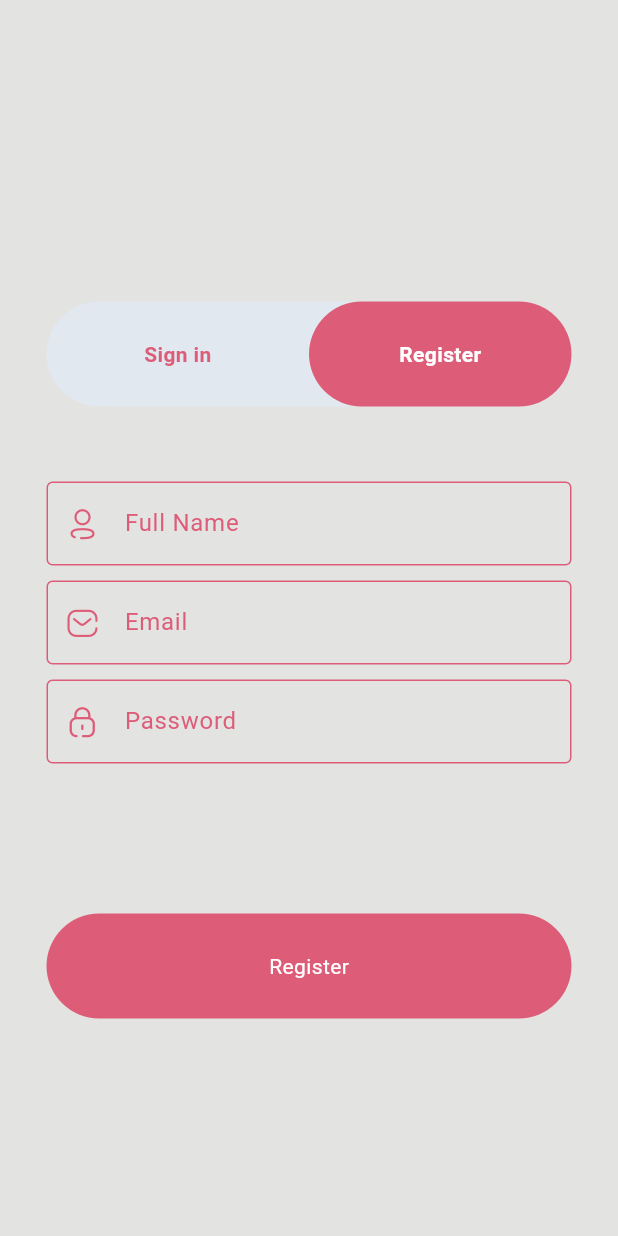
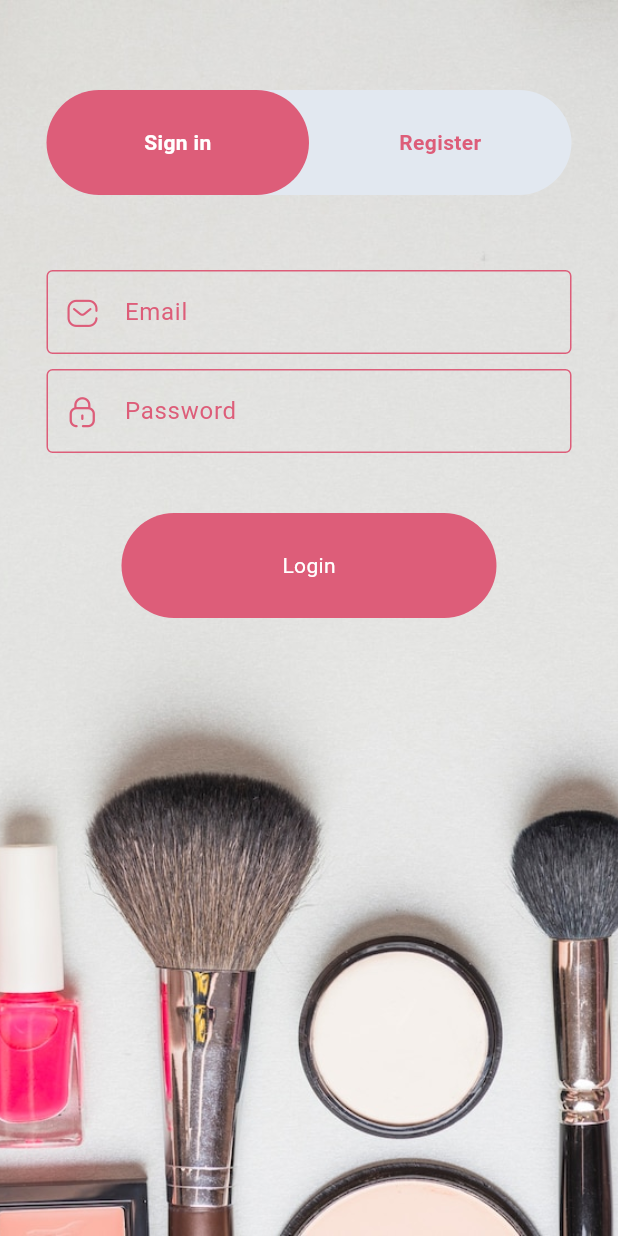
Before and after one commit to MohamedOsama012/Marcelina, a Flutter app: the screen it shows after launch, after a tap on "Sign in", on a phone screen of 412 x 824 dp. Run offline on Flutter 3.47's test engine with Material 3 defaults, Android fonts, the phone set to English and light mode, and no system bars; our stand-ins replace google_fonts, hexcolor.

Commit message:
some changes

```diff
--- a/lib/layouts/app_layout_screen.dart
+++ b/lib/layouts/app_layout_screen.dart
@@ -2,6 +2,7 @@ import 'package:flutter/material.dart';
 import 'package:hexcolor/hexcolor.dart';
 import 'package:google_fonts/google_fonts.dart';
 import 'package:marcelina/shared/components/constants.dart';
+import 'package:marcelina/shared/styles/color.dart';
 
 class LayoutScreen extends StatelessWidget {
   const LayoutScreen({super.key});
--- a/lib/modules/login/login_screen.dart
+++ b/lib/modules/login/login_screen.dart
@@ -12,7 +12,6 @@ class LoginScreen extends StatefulWidget {
   State<LoginScreen> createState() => _LoginScreenState();
 }
 
-
 class _LoginScreenState extends State<LoginScreen> {
   bool _isSignInSelected = true;
   final _signInFormKey = GlobalKey<FormState>();
@@ -21,19 +20,36 @@ class _LoginScreenState extends State<LoginScreen> {
   final _passwordSignInController = TextEditingController();
   final _emailRegisterController = TextEditingController();
   final _passwordRegisterController = TextEditingController();
+  final _confirmPasswordRegisterController = TextEditingController();
   final _nameRegisterController = TextEditingController();
 
   @override
   Widget build(BuildContext context) {
     return Scaffold(
-      backgroundColor: HexColor('#e3e3e1'),
+      resizeToAvoidBottomInset: false,
+      extendBodyBehindAppBar: true,
       appBar: AppBar(
-        backgroundColor: HexColor('#e3e3e1') ,
+        backgroundColor: Colors.transparent,
+        elevation: 0,
       ),
-      body: Center(
-        child: SingleChildScrollView(
+      body: Stack(
+        fit: StackFit.expand,
+        children: [
+          // Background Image
+          Container(
+            decoration: const BoxDecoration(
+              image: DecorationImage(
+                image: AssetImage('assets/images/bk6.jpg'),
+                fit: BoxFit.cover,
+              ),
+            ),
+          ),
+          SingleChildScrollView(
+            child: Padding(
+              padding: const EdgeInsets.symmetric(horizontal: 20),
               child: Column(
                 children: [
+                  const SizedBox(height: 60),
                   Container(
                     width: 350,
                     height: 70,
@@ -65,7 +81,7 @@ class _LoginScreenState extends State<LoginScreen> {
                                 onTap: () {
                                   FocusScope.of(context).unfocus();
                                   setState(() {
-                                _isSignInSelected = !_isSignInSelected;
+                                    _isSignInSelected = true;
                                   });
                                 },
                                 behavior: HitTestBehavior.opaque,
@@ -74,7 +90,9 @@ class _LoginScreenState extends State<LoginScreen> {
                                     child: Text(
                                       "Sign in",
                                       style: TextStyle(
-                                    color: _isSignInSelected ?Colors.white:  primaryColor ,
+                                        color: _isSignInSelected
+                                            ? Colors.white
+                                            : primaryColor,
                                         fontWeight: FontWeight.bold,
                                       ),
                                     ),
@@ -87,17 +105,19 @@ class _LoginScreenState extends State<LoginScreen> {
                                 onTap: () {
                                   FocusScope.of(context).unfocus();
                                   setState(() {
-                                _isSignInSelected = !_isSignInSelected;
+                                    _isSignInSelected = false;
                                   });
-                            } ,
+                                },
                                 behavior: HitTestBehavior.opaque,
                                 child: SizedBox.expand(
                                   child: Center(
                                     child: Text(
                                       "Register",
                                       style: TextStyle(
-                                    color: _isSignInSelected ? primaryColor:  Colors.white ,
-                                    fontWeight: FontWeight.bold
+                                        color: _isSignInSelected
+                                            ? primaryColor
+                                            : Colors.white,
+                                        fontWeight: FontWeight.bold,
                                       ),
                                     ),
                                   ),
@@ -109,9 +129,7 @@ class _LoginScreenState extends State<LoginScreen> {
                       ],
                     ),
                   ),
-              const SizedBox(
-                height: 50,
-              ),
+                  const SizedBox(height: 50),
                   ...(
                       _isSignInSelected
                           ? [
@@ -131,7 +149,7 @@ class _LoginScreenState extends State<LoginScreen> {
                                   prefix: IconBroken.Message,
                                 ),
                               ),
-                          const SizedBox(height : 10),
+                              const SizedBox(height: 10),
                               SizedBox(
                                 width: 350,
                                 child: CustomTextField(
@@ -144,13 +162,13 @@ class _LoginScreenState extends State<LoginScreen> {
                                   prefix: IconBroken.Lock,
                                 ),
                               ),
-                          const SizedBox(height : 100),
+                              const SizedBox(height: 40),
                               Container(
-                            width: 350,
+                                width: 250,
                                 height: 70,
                                 decoration: BoxDecoration(
                                   borderRadius: BorderRadius.circular(35),
-                              color: primaryColor
+                                  color: primaryColor,
                                 ),
                                 child: const Center(
                                   child: Text(
@@ -160,7 +178,7 @@ class _LoginScreenState extends State<LoginScreen> {
                                     ),
                                   ),
                                 ),
-                          )
+                              ),
                             ],
                           ),
                         ),
@@ -182,7 +200,7 @@ class _LoginScreenState extends State<LoginScreen> {
                                   prefix: IconBroken.Profile,
                                 ),
                               ),
-                          const SizedBox(height : 10),
+                              const SizedBox(height: 10),
                               SizedBox(
                                 width: 350,
                                 child: CustomTextField(
@@ -195,7 +213,7 @@ class _LoginScreenState extends State<LoginScreen> {
                                   prefix: IconBroken.Message,
                                 ),
                               ),
-                          const SizedBox(height : 10),
+                              const SizedBox(height: 10),
                               SizedBox(
                                 width: 350,
                                 child: CustomTextField(
@@ -208,13 +226,27 @@ class _LoginScreenState extends State<LoginScreen> {
                                   prefix: IconBroken.Lock,
                                 ),
                               ),
-                          const SizedBox(height : 100),
+                              const SizedBox(height: 10),
+
+                              SizedBox(
+                                width: 350,
+                                child: CustomTextField(
+                                  controller: _confirmPasswordRegisterController,
+                                  type: TextInputType.visiblePassword,
+                                  validate: (value) {
+                                    // TODO
+                                  },
+                                  label: 'Confirm Password',
+                                  prefix: IconBroken.Lock,
+                                ),
+                              ),
+                              const SizedBox(height: 40),
                               Container(
-                            width: 350,
+                                width: 250,
                                 height: 70,
                                 decoration: BoxDecoration(
                                   borderRadius: BorderRadius.circular(35),
-                                color: primaryColor
+                                  color: primaryColor,
                                 ),
                                 child: const Center(
                                   child: Text(
@@ -224,7 +256,7 @@ class _LoginScreenState extends State<LoginScreen> {
                                     ),
                                   ),
                                 ),
-                          )
+                              ),
                             ],
                           ),
                         ),
@@ -234,6 +266,8 @@ class _LoginScreenState extends State<LoginScreen> {
               ),
             ),
           ),
+        ],
+      ),
     );
   }
 }
```
Also changed, not shown: assets/images/bk7.jpg (added), assets/images/bk8.jpg (added). Lines whose indentation alone changed are shown as unchanged.
